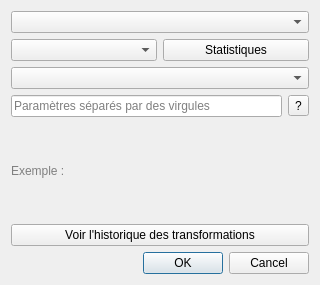
Before: the Qt Designer form fuzzyattributes_dialog_base.ui in SigEtTerritoires/FuzzyAttributes, drawn with Qt 5.
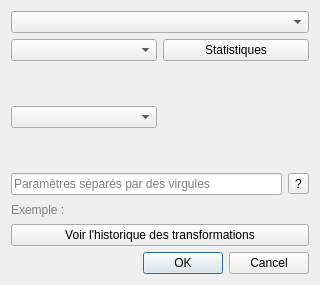
After: the same form once the commit is applied.

What changed in the file:
```diff
--- a/fuzzyattributes_dialog_base.ui
+++ b/fuzzyattributes_dialog_base.ui
@@ -35,8 +35,26 @@
     </layout>
    </item>
    <item>
-    <widget class="QComboBox" name="fuzzyTypeComboBox"/>
-   </item>
+  <layout class="QHBoxLayout" name="horizontalLayoutFunction">
+    <item>
+      <widget class="QComboBox" name="fuzzyTypeComboBox"/>
+    </item>
+    <item>
+      <widget class="QLabel" name="labelFunctionPreview">
+        <property name="minimumSize">
+          <size>
+            <width>100</width>
+            <height>100</height>
+          </size>
+        </property>
+        <property name="scaledContents">
+          <bool>true</bool>
+        </property>
+      </widget>
+    </item>
+  </layout>
+</item>
+
    <item>
     <layout class="QHBoxLayout" name="paramLayout">
      <item>
```
